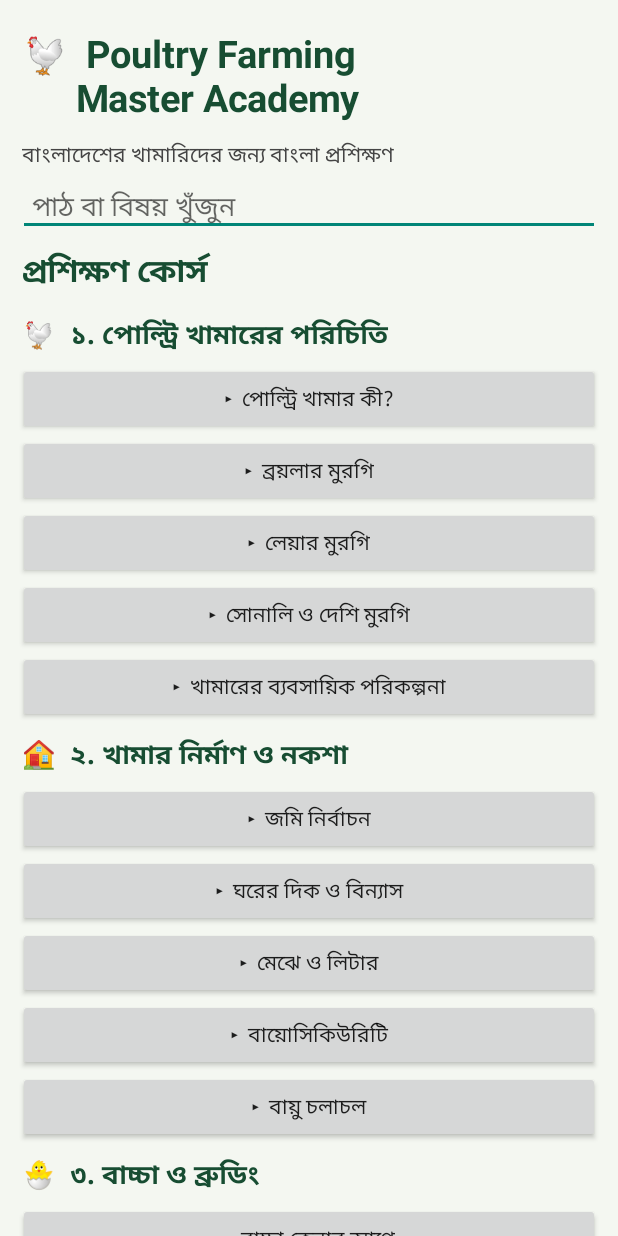
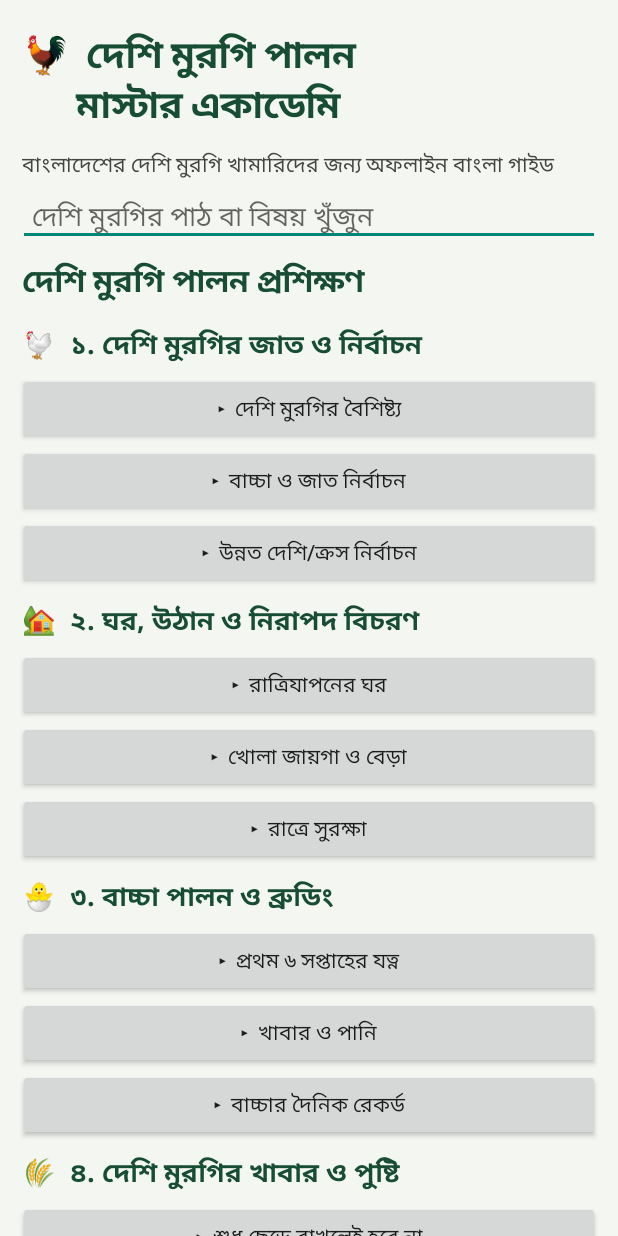
Before and after one commit to sajjadbodenjnt/Poultry-Farming-Master-Academy, an Android app: the screen it shows after launch (MainActivity), on a phone screen of 412 x 824 dp. Run offline under Robolectric (Android 15) with nearby library versions, the phone set to English and light mode, and no system bars.

Commit message:
Focus app interface on native chicken farming

```diff
--- a/app/src/main/java/bd/poultry/academy/MainActivity.kt
+++ b/app/src/main/java/bd/poultry/academy/MainActivity.kt
@@ -5,7 +5,6 @@ import android.app.AlertDialog
 import android.os.Bundle
 import android.graphics.Color
 import android.graphics.Typeface
-import android.view.Gravity
 import android.view.ViewGroup
 import android.widget.*
 import android.text.Editable
@@ -16,7 +15,7 @@ class MainActivity : Activity() {
     private val pale = Color.rgb(244, 247, 241)
     private lateinit var list: LinearLayout
     private lateinit var search: EditText
-    private val prefs by lazy { getSharedPreferences("poultry_diary", MODE_PRIVATE) }
+    private val prefs by lazy { getSharedPreferences("deshi_chicken_diary", MODE_PRIVATE) }
 
     override fun onCreate(savedInstanceState: Bundle?) {
         super.onCreate(savedInstanceState)
@@ -32,29 +31,29 @@ class MainActivity : Activity() {
             setPadding(18, 18, 18, 24)
         }
         val hero = TextView(this).apply {
-            text = "🐔  Poultry Farming\n      Master Academy"
+            text = "🐓  দেশি মুরগি পালন\n      মাস্টার একাডেমি"
             textSize = 25f
             setTextColor(green)
             typeface = Typeface.DEFAULT_BOLD
             setPadding(4, 10, 4, 4)
         }
         content.addView(hero)
-        content.addView(label("বাংলাদেশের খামারিদের জন্য বাংলা প্রশিক্ষণ", 14f, Color.DKGRAY))
+        content.addView(label("বাংলাদেশের দেশি মুরগি খামারিদের জন্য অফলাইন বাংলা গাইড", 14f, Color.DKGRAY))
         search = EditText(this).apply {
-            hint = "পাঠ বা বিষয় খুঁজুন"
+            hint = "দেশি মুরগির পাঠ বা বিষয় খুঁজুন"
             setSingleLine(true)
             setPadding(14, 8, 14, 8)
         }
         content.addView(search)
-        content.addView(label("প্রশিক্ষণ কোর্স", 21f, green, true))
+        content.addView(label("দেশি মুরগি পালন প্রশিক্ষণ", 21f, green, true))
         list = LinearLayout(this).apply { orientation = LinearLayout.VERTICAL }
         content.addView(list)
         content.addView(label("খামার ব্যবস্থাপনা টুল", 21f, green, true))
-        content.addView(actionButton("📊  লাভ-ক্ষতি ক্যালকুলেটর") { profitCalculator() })
-        content.addView(actionButton("🌽  খাদ্য হিসাব ক্যালকুলেটর") { feedCalculator() })
-        content.addView(actionButton("📔  দৈনিক খামার ডায়েরি") { diary() })
+        content.addView(actionButton("📊  দেশি মুরগির লাভ-ক্ষতি ক্যালকুলেটর") { profitCalculator() })
+        content.addView(actionButton("🌾  খাবার হিসাব ক্যালকুলেটর") { feedCalculator() })
+        content.addView(actionButton("📔  দৈনিক দেশি মুরগির ডায়েরি") { diary() })
         content.addView(actionButton("ℹ️  অ্যাপ সম্পর্কে") { about() })
-        content.addView(label("স্বাস্থ্য সতর্কতা: রোগ নির্ণয়, ওষুধ ও টিকার সিদ্ধান্তে নিবন্ধিত পশুচিকিৎসকের পরামর্শ নিন।", 13f, Color.rgb(130, 58, 35)))
+        content.addView(label("স্বাস্থ্য সতর্কতা: রোগ নির্ণয়, ওষুধ ও টিকার সিদ্ধান্তে উপজেলা প্রাণিসম্পদ কর্মকর্তা বা নিবন্ধিত পশুচিকিৎসকের পরামর্শ নিন।", 13f, Color.rgb(130, 58, 35)))
         scroll.addView(content)
         root.addView(scroll, LinearLayout.LayoutParams(-1, 0, 1f))
         setContentView(root)
@@ -82,7 +81,7 @@ class MainActivity : Activity() {
 
     private fun renderCourses(query: String = "") {
         list.removeAllViews()
-        CourseData.courses.forEach { course ->
+        DeshiChickenData.courses.forEach { course ->
             val matches = course.lessons.filter {
                 query.isBlank() || it.title.contains(query, true) || it.body.contains(query, true) || course.title.contains(query, true)
             }
@@ -114,7 +113,7 @@ class MainActivity : Activity() {
         )
         val box = LinearLayout(this).apply { orientation = LinearLayout.VERTICAL; setPadding(24, 8, 24, 0) }
         fields.forEach { box.addView(it) }
-        AlertDialog.Builder(this).setTitle("লাভ-ক্ষতি হিসাব").setView(box)
+        AlertDialog.Builder(this).setTitle("দেশি মুরগির লাভ-ক্ষতি").setView(box)
             .setPositiveButton("হিসাব") { _, _ ->
                 val count = fields[0].text.toString().toDoubleOrNull() ?: 0.0
                 val weight = fields[1].text.toString().toDoubleOrNull() ?: 0.0
@@ -132,13 +131,13 @@ class MainActivity : Activity() {
         val fields = listOf(decimalField("মুরগির সংখ্যা"), decimalField("প্রতি মুরগির দৈনিক খাবার (গ্রাম)"), decimalField("কত দিনের খাবার"))
         val box = LinearLayout(this).apply { orientation = LinearLayout.VERTICAL; setPadding(24, 8, 24, 0) }
         fields.forEach { box.addView(it) }
-        AlertDialog.Builder(this).setTitle("খাদ্য হিসাব").setView(box)
+        AlertDialog.Builder(this).setTitle("খাবারের পরিমাণ হিসাব").setView(box)
             .setPositiveButton("হিসাব") { _, _ ->
                 val totalKg = (fields[0].text.toString().toDoubleOrNull() ?: 0.0) *
                     (fields[1].text.toString().toDoubleOrNull() ?: 0.0) *
                     (fields[2].text.toString().toDoubleOrNull() ?: 0.0) / 1000.0
                 AlertDialog.Builder(this).setTitle("প্রয়োজনীয় খাবার")
-                    .setMessage("মোট আনুমানিক খাবার: " + "%.2f".format(totalKg) + " কেজি\nবাস্তব চাহিদা জাত, বয়স ও উৎপাদন পর্যায় অনুযায়ী বদলায়।")
+                    .setMessage("মোট আনুমানিক খাবার: " + "%.2f".format(totalKg) + " কেজি\nবাস্তব চাহিদা বয়স, জাত ও বিচরণের খাবার অনুযায়ী বদলায়।")
                     .setPositiveButton("ঠিক আছে", null).show()
             }.setNegativeButton("বন্ধ", null).show()
     }
@@ -149,7 +148,7 @@ class MainActivity : Activity() {
             minLines = 5
             setText(prefs.getString("entry", ""))
         }
-        AlertDialog.Builder(this).setTitle("দৈনিক খামার ডায়েরি").setView(input)
+        AlertDialog.Builder(this).setTitle("দৈনিক দেশি মুরগির ডায়েরি").setView(input)
             .setPositiveButton("সংরক্ষণ") { _, _ ->
                 prefs.edit().putString("entry", input.text.toString()).apply()
                 Toast.makeText(this, "ডায়েরি ফোনে সংরক্ষিত হয়েছে", Toast.LENGTH_SHORT).show()
@@ -157,8 +156,8 @@ class MainActivity : Activity() {
     }
 
     private fun about() {
-        AlertDialog.Builder(this).setTitle("Poultry Farming Master Academy")
-            .setMessage("বাংলাদেশের ব্রয়লার, লেয়ার, সোনালি ও দেশি মুরগির খামারিদের জন্য অফলাইন বাংলা শেখার অ্যাপ।\n\nএই সংস্করণে ১০টি কোর্স বিভাগ, পাঠ অনুসন্ধান, খাদ্য ও লাভের হিসাব এবং স্থানীয় ডায়েরি রয়েছে।")
+        AlertDialog.Builder(this).setTitle("দেশি মুরগি পালন মাস্টার একাডেমি")
+            .setMessage("দেশি মুরগির জাত নির্বাচন, ঘর, বাচ্চা, খাদ্য, ডিম, প্রজনন, স্বাস্থ্য ও ব্যবসা নিয়ে অফলাইন বাংলা প্রশিক্ষণ অ্যাপ।\n\nএতে ৮টি প্রশিক্ষণ বিভাগ, পাঠ অনুসন্ধান, খাদ্য ও লাভের হিসাব এবং ফোনে সংরক্ষিত ডায়েরি রয়েছে।")
             .setPositiveButton("ঠিক আছে", null).show()
     }
 }
```
